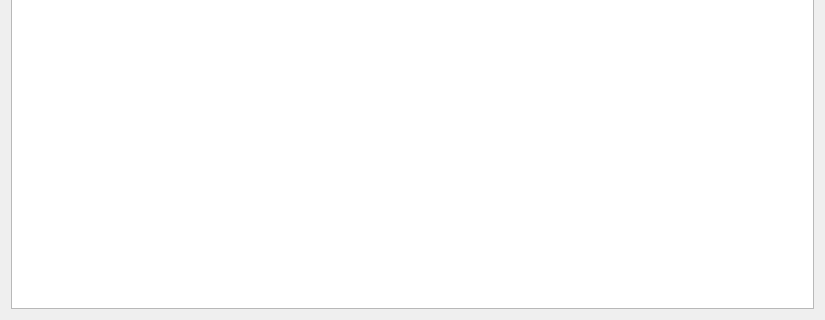
Qt form src/resources/realtime_cots.ui (open-AIMS/reefscan_desktop_data_manager) before a commit; both pictures show x 0 to 825 and y 264 to 584 of the 825 by 584 pixel window.
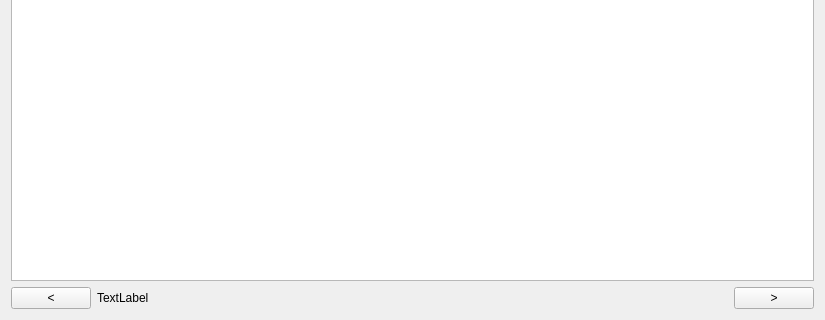
The same form after that commit.

Commit message: add COTS photo viewer

Patch:
```diff
--- a/src/resources/realtime_cots.ui
+++ b/src/resources/realtime_cots.ui
@@ -14,7 +14,40 @@
    <string>Form</string>
   </property>
   <layout class="QGridLayout" name="gridLayout">
-   <item row="0" column="0">
+   <item row="1" column="0">
+    <widget class="QPushButton" name="button_previous">
+     <property name="sizePolicy">
+      <sizepolicy hsizetype="Maximum" vsizetype="Fixed">
+       <horstretch>0</horstretch>
+       <verstretch>0</verstretch>
+      </sizepolicy>
+     </property>
+     <property name="text">
+      <string>&lt;</string>
+     </property>
+    </widget>
+   </item>
+   <item row="1" column="1">
+    <widget class="QLabel" name="label_photo">
+     <property name="text">
+      <string>TextLabel</string>
+     </property>
+    </widget>
+   </item>
+   <item row="1" column="2">
+    <widget class="QPushButton" name="button_next">
+     <property name="sizePolicy">
+      <sizepolicy hsizetype="Maximum" vsizetype="Fixed">
+       <horstretch>0</horstretch>
+       <verstretch>0</verstretch>
+      </sizepolicy>
+     </property>
+     <property name="text">
+      <string>&gt;</string>
+     </property>
+    </widget>
+   </item>
+   <item row="0" column="0" colspan="3">
     <widget class="QTableView" name="tableView"/>
    </item>
   </layout>
```
The commit also changes 6 other files.
